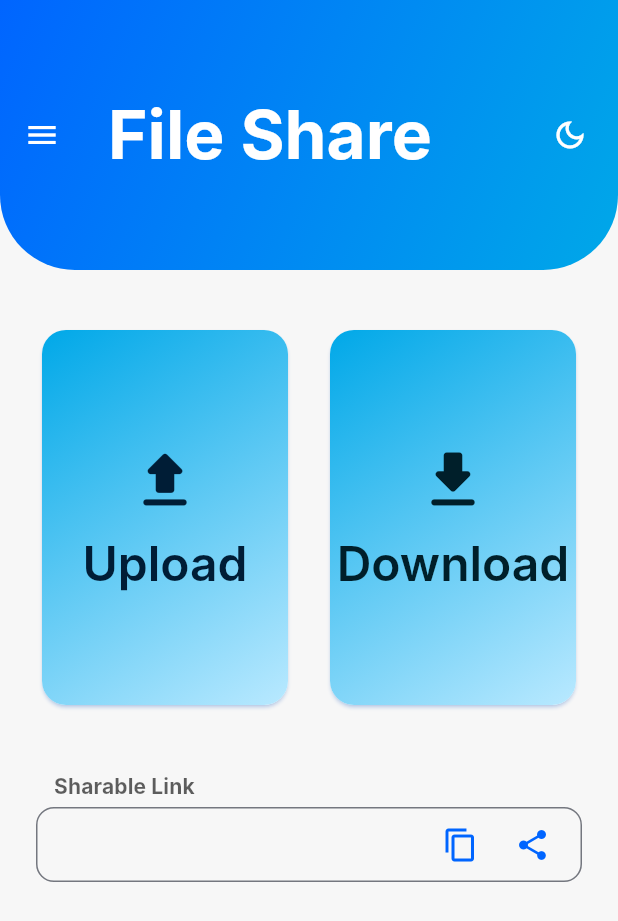
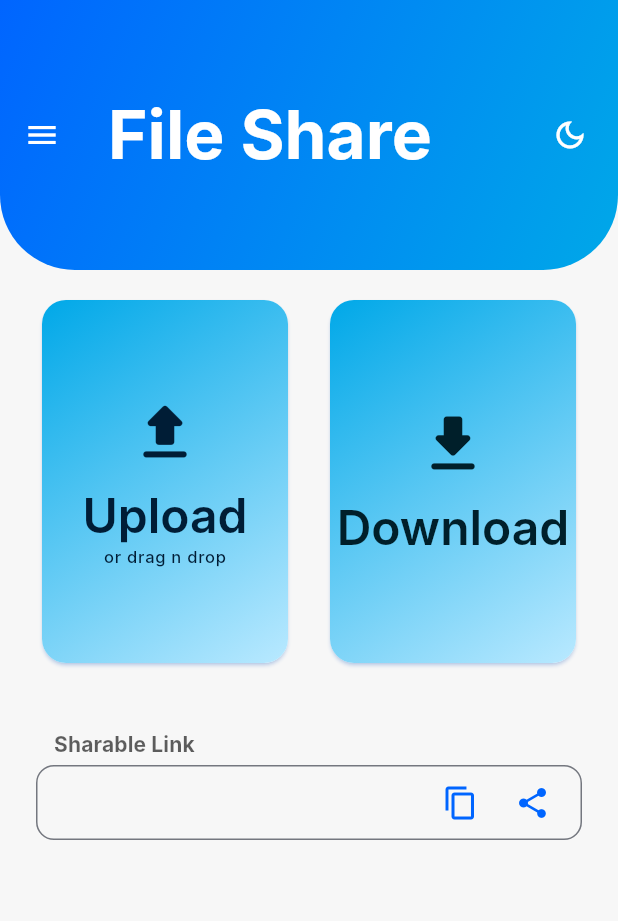
Before and after one commit to OpenLake/File-Sharing-App, a Flutter app: the screen it shows after launch, on a phone screen of 412 x 824 dp. Shown: the top 921 px of the screen. Run offline on Flutter 3.47's test engine with Material 3 defaults, Android fonts, the phone set to English and light mode, and no system bars; our stand-ins replace dotted_border, file_picker, share_plus, shared_preferences; missing offline and left inert: encrypt, flutter_dropzone, pointycastle; Roboto replaces fonts that are missing (Inter).

Commit message:
feat: add drag and drop functionality with minimal visual cues
Signed-off-by: Viswaijth K S <viswajithks.pz@gmail.com>

```diff
--- a/filesharing/lib/my_home_page.dart
+++ b/filesharing/lib/my_home_page.dart
@@ -1,9 +1,13 @@
+import 'dart:async';
+
+import 'package:dotted_border/dotted_border.dart';
 import 'package:file_picker/file_picker.dart';
 import 'package:filesharing/app_config.dart';
 import 'package:filesharing/services/encryption_service.dart';
 import 'package:flutter/foundation.dart';
 import 'package:flutter/material.dart';
 import 'package:flutter/services.dart';
+import 'package:flutter_dropzone/flutter_dropzone.dart';
 import 'package:http/http.dart' as http;
 import 'package:share_plus/share_plus.dart';
 
@@ -28,6 +32,8 @@ class _MyHomePageState extends State<MyHomePage> {
   bool isDownloading = false; // Track download state
   Map<String, dynamic>? encryptionMetadata; // Store encryption metadata
   String selectedPage = '';
+  late DropzoneViewController controller;
+  bool zoneHighlighted = false;
 
   void _setUploading(bool value) {
     if (!mounted) return;
@@ -65,20 +71,82 @@ class _MyHomePageState extends State<MyHomePage> {
     );
   }
 
+  /// Handles the core logic of encrypting and uploading the file.
+  Future<void> _uploadFile(String filename, Uint8List fileBytes) async {
+    _setUploading(true);
+    try {
+      if (!mounted) return;
+      _showSnack("Encrypting file...");
+      final encryptionResult = EncryptionService.encryptFile(fileBytes);
+      final encryptedBytes = Uint8List.fromList(
+        encryptionResult['encryptedBytes'],
+      );
+      final originalHash = EncryptionService.generateFileHash(fileBytes);
+
+      encryptionMetadata = EncryptionService.createMetadata(
+        iv: encryptionResult['iv'],
+        key: encryptionResult['key'],
+        originalFilename: filename,
+        fileHash: originalHash,
+        originalSize: fileBytes.length,
+      );
+
+      final encryptedFilename = '$filename.encrypted';
+
+      var request = http.MultipartRequest(
+        'POST',
+        Uri.parse('${AppConfig.baseUrl}/upload'),
+      );
+
+      request.files.add(
+        http.MultipartFile.fromBytes(
+          'file',
+          encryptedBytes,
+          filename: encryptedFilename,
+        ),
+      );
+
+      request.fields['metadata'] = EncryptionService.serializeMetadata(
+        encryptionMetadata!,
+      );
+
+      var response = await request.send();
+      final responseBody = await response.stream.bytesToString();
+      if (!mounted) return;
+
+      if (response.statusCode == 200) {
+        setState(() {
+          download = _sanitizeResponseBody(responseBody);
+          uploadedFilename = encryptedFilename;
+        });
+        _showSnack("File encrypted and uploaded successfully");
+      } else {
+        _showSnack(
+          "File upload failed: ${response.statusCode} - $responseBody",
+          isError: true,
+        );
+      }
+    } catch (e) {
+      if (!mounted) return;
+      _showSnack("Error uploading file: $e", isError: true);
+    } finally {
+      _setUploading(false);
+    }
+  }
+
+  /// Opens the file picker and triggers the upload process.
   Future<Null> Function()? selectFile() {
     return isUploading
         ? null
         : () async {
-            _setUploading(true);
             try {
               FilePickerResult? result = await FilePicker.platform.pickFiles(
                 type: FileType.any,
                 allowMultiple: false,
               );
 
-              if (!mounted) return;
+              if (!mounted || result == null || result.files.isEmpty) return;
 
-              if (result != null && result.files.isNotEmpty) {
               final selectedFile = result.files.single;
               Uint8List? fileBytes;
 
@@ -96,64 +164,10 @@ class _MyHomePageState extends State<MyHomePage> {
                 }
               }
 
-                _showSnack("Encrypting file...");
-                final encryptionResult =
-                    EncryptionService.encryptFile(fileBytes);
-                final encryptedBytes =
-                    Uint8List.fromList(encryptionResult['encryptedBytes']);
-                final originalHash =
-                    EncryptionService.generateFileHash(fileBytes);
-
-                encryptionMetadata = EncryptionService.createMetadata(
-                  iv: encryptionResult['iv'],
-                  key: encryptionResult['key'],
-                  originalFilename: selectedFile.name,
-                  fileHash: originalHash,
-                  originalSize: fileBytes.length,
-                );
-
-                final encryptedFilename = '${selectedFile.name}.encrypted';
-
-                var request = http.MultipartRequest(
-                  'POST',
-                  Uri.parse('${AppConfig.baseUrl}/upload'),
-                );
-
-                request.files.add(http.MultipartFile.fromBytes(
-                  'file',
-                  encryptedBytes,
-                  filename: encryptedFilename,
-                ));
-
-                request.fields['metadata'] =
-                    EncryptionService.serializeMetadata(encryptionMetadata!);
-
-                var response = await request.send();
-                final responseBody = await response.stream.bytesToString();
+              await _uploadFile(selectedFile.name, fileBytes);
+            } catch (e) {
               if (!mounted) return;
-
-                if (response.statusCode == 200) {
-                  setState(() {
-                    download = _sanitizeResponseBody(responseBody);
-                    uploadedFilename = encryptedFilename;
-                    isUploading = false;
-                  });
-                  _showSnack("File encrypted and uploaded successfully");
-                } else {
-                  _setUploading(false);
-                  _showSnack(
-                    "File upload failed: ${response.statusCode} - $responseBody",
-                    isError: true,
-                  );
-                }
-              } else {
-                uploadedFilename = null;
-                _setUploading(false);
-              }
-            } catch (e) {
-              _setUploading(false);
-              if (!mounted) return;
-              _showSnack("Error uploading file: $e", isError: true);
+              _showSnack("Error selecting file: $e", isError: true);
             }
           };
   }
@@ -178,7 +192,8 @@ class _MyHomePageState extends State<MyHomePage> {
 
               final urlResponse = await http.get(
                 Uri.parse(
-                    '${AppConfig.baseUrl}/download?filename=$uploadedFilename'),
+                  '${AppConfig.baseUrl}/download?filename=$uploadedFilename',
+                ),
               );
               if (!mounted) return;
 
@@ -198,11 +213,13 @@ class _MyHomePageState extends State<MyHomePage> {
                     encryptionMetadata!['key'],
                   );
 
-                  final decryptedHash =
-                      EncryptionService.generateFileHash(decryptedBytes);
+                  final decryptedHash = EncryptionService.generateFileHash(
+                    decryptedBytes,
+                  );
                   if (decryptedHash != encryptionMetadata!['fileHash']) {
                     throw Exception(
-                        'File integrity check failed - file may be corrupted');
+                      'File integrity check failed - file may be corrupted',
+                    );
                   }
 
                   setState(() {
@@ -211,7 +228,8 @@ class _MyHomePageState extends State<MyHomePage> {
                   });
 
                   _showSnack(
-                      "File decrypted successfully! Original: ${encryptionMetadata!['originalFilename']}");
+                    "File decrypted successfully! Original: ${encryptionMetadata!['originalFilename']}",
+                  );
                 } else {
                   _setDownloading(false);
                   _showSnack(
@@ -229,10 +247,7 @@ class _MyHomePageState extends State<MyHomePage> {
             } catch (e) {
               _setDownloading(false);
               if (!mounted) return;
-              _showSnack(
-                "Error during download/decryption: $e",
-                isError: true,
-              );
+              _showSnack("Error during download/decryption: $e", isError: true);
             }
           };
   }
@@ -248,14 +263,50 @@ class _MyHomePageState extends State<MyHomePage> {
           child: ConstrainedBox(
             constraints: const BoxConstraints(maxWidth: 500),
             child: Column(
-              mainAxisAlignment: MainAxisAlignment.center,
               children: <Widget>[
-                const SizedBox(height: 20),
                 Row(
                   children: [
-                    uploadButton(context),
+                    Expanded(
+                      child: SizedBox(
+                        height: 250,
+                        // Conditionally build the entire UI based on platform
+                        child: kIsWeb
+                            ? Stack(
+                                alignment: Alignment.center,
+                                children: [
+                                  dropzone(context),
+                                  DottedBorder(
+                                    options: RoundedRectDottedBorderOptions(
+                                      strokeCap: StrokeCap.round,
+                                      gradient: const LinearGradient(
+                                        colors: [
+                                          Colors.blue,
+                                          Colors.purple,
+                                          Colors.indigo,
+                                        ],
+                                      ),
+                                      strokeWidth: zoneHighlighted ? 3 : 2,
+                                      radius: const Radius.circular(16.0),
+                                      dashPattern: zoneHighlighted
+                                          ? const [6, 9]
+                                          : const [9, 6],
+                                    ),
+                                    child: uploadButton(context),
+                                  ),
+                                ],
+                              )
+                            : Center(child: uploadButton(context)),
+                      ),
+                    ),
                     const SizedBox(width: 20),
-                    downloadButton(context),
+                    Expanded(
+                      child: SizedBox(
+                        height: 250,
+                        child: Stack(
+                          children: [Center(child: downloadButton(context))],
+                        ),
+                      ),
+                    ),
                   ],
                 ),
                 const SizedBox(height: 40),
@@ -273,7 +324,6 @@ class _MyHomePageState extends State<MyHomePage> {
     final theme = Theme.of(context);
     final colorScheme = theme.colorScheme;
     final textTheme = theme.textTheme;
-
     final textStyle = TextStyle(
       fontSize: 14,
       color: colorScheme.onSurface.withAlpha((0.7 * 255).toInt()),
@@ -289,17 +339,11 @@ class _MyHomePageState extends State<MyHomePage> {
       children: [
         Padding(
           padding: const EdgeInsets.only(left: 12.0, bottom: 4.0),
-          child: Text(
-            "Sharable Link",
-            style: labelStyle,
-          ),
+          child: Text("Sharable Link", style: labelStyle),
         ),
         Container(
           decoration: BoxDecoration(
-            border: Border.all(
-              color: colorScheme.outline,
-              width: 1.0,
-            ),
+            border: Border.all(color: colorScheme.outline, width: 1.0),
             borderRadius: const BorderRadius.all(Radius.circular(12.0)),
           ),
           child: Row(
@@ -354,8 +398,7 @@ class _MyHomePageState extends State<MyHomePage> {
   Widget uploadButton(BuildContext context) {
     final theme = Theme.of(context);
     final colorScheme = theme.colorScheme;
-    return Expanded(
-      child: Card(
+    return Card(
       shadowColor: colorScheme.primary.withAlpha(100),
       child: ClipRRect(
         borderRadius: const BorderRadius.all(Radius.circular(16.0)),
@@ -363,12 +406,12 @@ class _MyHomePageState extends State<MyHomePage> {
           onTap: selectFile(),
           child: Container(
             height: 250,
+            width: 200,
             decoration: BoxDecoration(
               gradient: LinearGradient(
-                  colors: [
-                    colorScheme.secondary,
-                    colorScheme.secondaryContainer,
-                  ],
+                colors: zoneHighlighted
+                    ? [colorScheme.secondaryContainer, colorScheme.secondary]
+                    : [colorScheme.secondary, colorScheme.secondaryContainer],
                 begin: Alignment.topLeft,
                 end: Alignment.bottomRight,
               ),
@@ -390,11 +433,17 @@ class _MyHomePageState extends State<MyHomePage> {
                       const SizedBox(height: 10),
                       Text(
                         'Upload',
-                          style: theme.textTheme.headlineLarge
-                              ?.copyWith(color: colorScheme.onPrimaryContainer),
+                        style: theme.textTheme.headlineLarge?.copyWith(
+                          color: colorScheme.onPrimaryContainer,
+                        ),
+                      ),
+                      Text(
+                        'or drag n drop',
+                        style: theme.textTheme.labelSmall?.copyWith(
+                          color: colorScheme.onPrimaryContainer,
+                        ),
                       ),
                     ],
-                    ),
                   ),
           ),
         ),
@@ -405,8 +454,7 @@ class _MyHomePageState extends State<MyHomePage> {
   Widget downloadButton(BuildContext context) {
     final theme = Theme.of(context);
     final colorScheme = theme.colorScheme;
-    return Expanded(
-      child: Card(
+    return Card(
       shadowColor: colorScheme.primary.withAlpha(100),
       child: ClipRRect(
         borderRadius: const BorderRadius.all(Radius.circular(16.0)),
@@ -414,12 +462,10 @@ class _MyHomePageState extends State<MyHomePage> {
           onTap: downloadFile(),
           child: Container(
             height: 250,
+            width: 200,
             decoration: BoxDecoration(
               gradient: LinearGradient(
-                  colors: [
-                    colorScheme.secondary,
-                    colorScheme.secondaryContainer,
-                  ],
+                colors: [colorScheme.secondary, colorScheme.secondaryContainer],
                 begin: Alignment.topLeft,
                 end: Alignment.bottomRight,
               ),
@@ -442,10 +488,10 @@ class _MyHomePageState extends State<MyHomePage> {
                       Text(
                         'Download',
                         style: theme.textTheme.headlineLarge?.copyWith(
-                              color: colorScheme.onSecondaryContainer),
+                          color: colorScheme.onSecondaryContainer,
+                        ),
                       ),
                     ],
-                    ),
                   ),
           ),
         ),
@@ -468,8 +514,9 @@ class _MyHomePageState extends State<MyHomePage> {
           ),
           expansionTileTheme: ExpansionTileThemeData(
             iconColor: colorScheme.primary,
-            collapsedIconColor:
-                colorScheme.onSurface.withAlpha((0.7 * 256).toInt()),
+            collapsedIconColor: colorScheme.onSurface.withAlpha(
+              (0.7 * 256).toInt(),
+            ),
             textColor: colorScheme.primary,
             collapsedTextColor: colorScheme.onSurface,
           ),
@@ -481,8 +528,9 @@ class _MyHomePageState extends State<MyHomePage> {
               decoration: BoxDecoration(color: colorScheme.primaryContainer),
               child: Text(
                 'FILE SHARING APP',
-                style: textTheme.headlineSmall
-                    ?.copyWith(color: colorScheme.onPrimaryContainer),
+                style: textTheme.headlineSmall?.copyWith(
+                  color: colorScheme.onPrimaryContainer,
+                ),
               ),
             ),
             const ExpansionTile(
@@ -523,9 +571,7 @@ class _MyHomePageState extends State<MyHomePage> {
       elevation: 0,
       toolbarHeight: 180,
       flexibleSpace: ClipRRect(
-        borderRadius: const BorderRadius.vertical(
-          bottom: Radius.circular(50),
-        ),
+        borderRadius: const BorderRadius.vertical(bottom: Radius.circular(50)),
         child: Container(
           decoration: BoxDecoration(
             gradient: LinearGradient(
@@ -537,20 +583,19 @@ class _MyHomePageState extends State<MyHomePage> {
         ),
       ),
       title: const Text('File Share'),
-      titleTextStyle:
-          theme.textTheme.displayMedium?.copyWith(color: colorScheme.onPrimary),
-      centerTitle: false,
-      actionsIconTheme: IconThemeData(
+      titleTextStyle: theme.textTheme.displayMedium?.copyWith(
         color: colorScheme.onPrimary,
       ),
-      iconTheme: IconThemeData(
-        color: colorScheme.onPrimary,
-      ),
+      centerTitle: false,
+      actionsIconTheme: IconThemeData(color: colorScheme.onPrimary),
+      iconTheme: IconThemeData(color: colorScheme.onPrimary),
       actions: [
         IconButton(
-          icon: Icon(widget.themeMode == ThemeMode.light
+          icon: Icon(
+            widget.themeMode == ThemeMode.light
                 ? Icons.dark_mode_outlined
-              : Icons.light_mode_outlined),
+                : Icons.light_mode_outlined,
+          ),
           onPressed: widget.onThemeChanged,
           tooltip: 'Toggle Theme',
         ),
@@ -558,4 +603,30 @@ class _MyHomePageState extends State<MyHomePage> {
       ],
     );
   }
+
+  Widget dropzone(BuildContext context) => Builder(
+        builder: (context) => DropzoneView(
+          operation: DragOperation.copy,
+          cursor: CursorType.grab,
+          onCreated: (ctrl) => controller = ctrl,
+          onError: (error) => debugPrint('Zone 1 error: $error'),
+          onHover: () {
+            setState(() => zoneHighlighted = true);
+          },
+          onLeave: () {
+            setState(() => zoneHighlighted = false);
+          },
+          onDropFile: (DropzoneFileInterface file) async {
+            setState(() {
+              zoneHighlighted = false;
+            });
+            if (isUploading) {
+              _showSnack("An upload is already in progress.", isError: true);
+              return;
             }
+            final bytes = await controller.getFileData(file);
+            await _uploadFile(file.name, bytes);
+          },
+        ),
+      );
+}
```
Also changed, not shown: filesharing/pubspec.yaml (+8 -0 lines), filesharing/pubspec.lock. Lines whose indentation alone changed are shown as unchanged.
